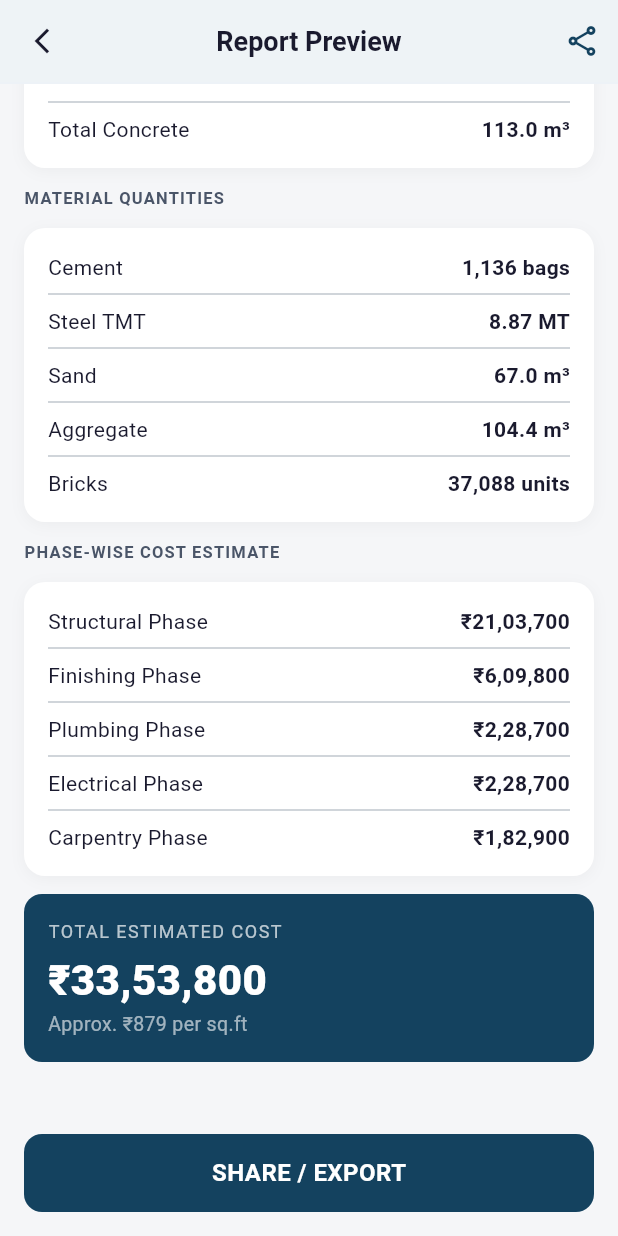
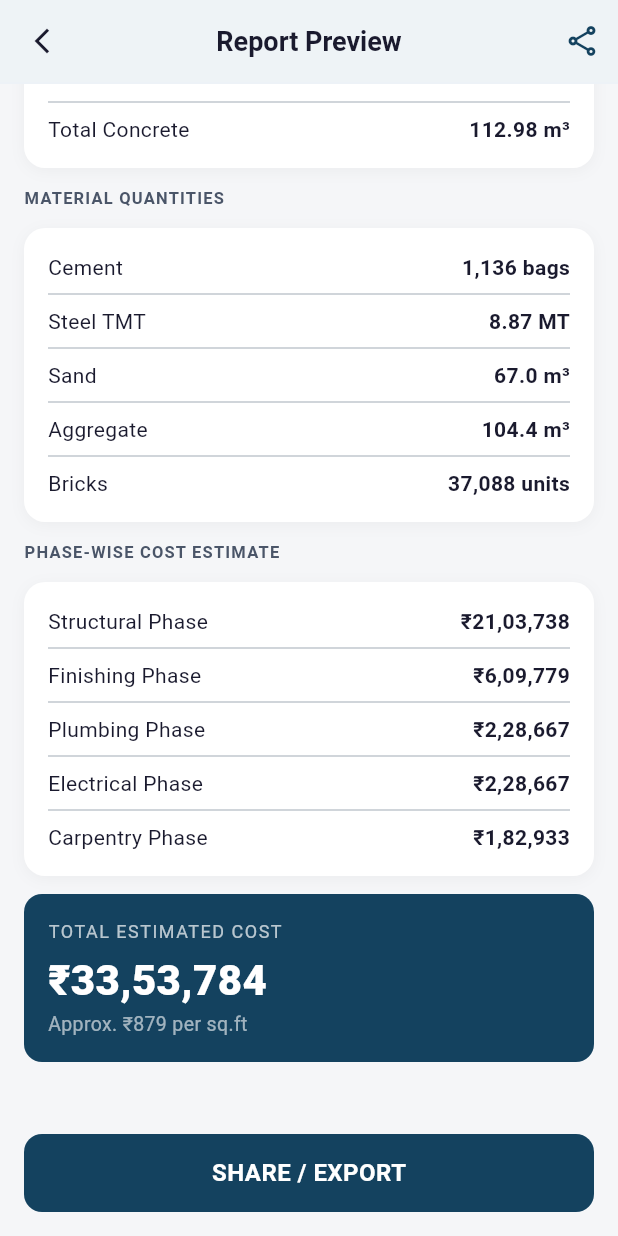
Before and after one commit to sabarishramesh/BUILDMATE-, a Flutter app: the ReportPreviewScreen screen opened by its route, scrolled down 422 dp, on a phone screen of 412 x 824 dp. Run offline on Flutter 3.47's test engine with Material 3 defaults, Android fonts, the light colour scheme and no system bars; our stand-ins replace cloud_firestore, firebase_auth, firebase_core, flutter_local_notifications, google_sign_in, hive and 4 more; missing offline and left inert: dart:html; accounts and stored records are empty.

Commit message:
Revert "Apply display-layer rounding for costs and quantities across all screens and reports"
This reverts commit 5ab002136c016c6d65da727140b4a41b6c835e83.

```diff
--- a/lib/screens/calculator/structural_details_screen.dart
+++ b/lib/screens/calculator/structural_details_screen.dart
@@ -7,7 +7,6 @@ import '../../widgets/common_widgets.dart';
 
 import 'package:intl/intl.dart';
 import '../../models/project_model.dart';
-import '../../utils/app_formatter.dart';
 
 class StructuralDetailsScreen extends StatefulWidget {
   const StructuralDetailsScreen({super.key});
@@ -235,7 +234,7 @@ class _StructuralDetailsScreenState extends State<StructuralDetailsScreen> {
                     ),
                     preview != null
                         ? Text(
-                            'Concrete ~${AppFormatter.formatVolume(preview.totalConcreteVolumeM3)} · ${AppFormatter.formatCost(preview.structuralCost)}',
+                            'Concrete ~${preview.totalConcreteVolumeM3.toStringAsFixed(1)} m³ · ₹${fmt.format(preview.structuralCost.toInt())}',
                             style: const TextStyle(
                               fontWeight: FontWeight.w700,
                               color: AppColors.textDark,
--- a/lib/screens/projects/project_archive_screen.dart
+++ b/lib/screens/projects/project_archive_screen.dart
@@ -3,7 +3,6 @@ import 'package:intl/intl.dart';
 import '../../constants/app_colors.dart';
 import '../../constants/app_text_styles.dart';
 import '../../services/project_service.dart';
-import '../../utils/app_formatter.dart';
 import '../../widgets/common_widgets.dart';
 
 class ProjectArchiveScreen extends StatefulWidget {
@@ -102,7 +101,7 @@ class _ProjectArchiveScreenState extends State<ProjectArchiveScreen> {
                                   crossAxisAlignment: CrossAxisAlignment.end,
                                   children: [
                                     const Text('ESTIMATED COST', style: AppTextStyles.label),
-                                    Text(AppFormatter.formatCost(p.totalEstimatedCost),
+                                    Text('₹${fmt.format(p.totalEstimatedCost.toInt())}',
                                         style: AppTextStyles.body.copyWith(
                                             fontWeight: FontWeight.w700,
                                             color: AppColors.primary)),
--- a/lib/screens/reports/report_preview_screen.dart
+++ b/lib/screens/reports/report_preview_screen.dart
@@ -3,7 +3,6 @@ import '../../constants/app_colors.dart';
 import '../../constants/app_text_styles.dart';
 import '../../routes/app_routes.dart';
 import '../../widgets/common_widgets.dart';
-import '../../utils/app_formatter.dart';
 
 import 'package:intl/intl.dart';
 import '../../services/hive_service.dart';
@@ -24,25 +23,25 @@ class ReportPreviewScreen extends StatelessWidget {
 
     final fmt = NumberFormat('#,##,##0', 'en_IN');
     final name = p?.name ?? 'Sunrise Villa';
-    final area = p != null ? AppFormatter.formatArea(p.builtUpAreaSqft) : '2,400 sq.ft';
+    final area = p != null ? '${p.builtUpAreaSqft.toInt()} sq.ft' : '2,400 sq.ft';
     final floors = p != null ? '${p.numberOfFloors}' : '3';
-    final slabVol = p != null ? AppFormatter.formatVolume(p.slabVolumeM3) : '100.3 m³';
-    final wallVol = p != null ? AppFormatter.formatVolume(p.wallVolumeM3) : '74.2 m³';
-    final totalConc = p != null ? AppFormatter.formatVolume(p.totalConcreteVolumeM3) : '113.0 m³';
+    final slabVol = p != null ? '${p.slabVolumeM3.toStringAsFixed(1)} m³' : '100.3 m³';
+    final wallVol = p != null ? '${p.wallVolumeM3.toStringAsFixed(1)} m³' : '74.2 m³';
+    final totalConc = p != null ? '${p.totalConcreteVolumeM3.toStringAsFixed(1)} m³' : '112.98 m³';
 
-    final cement = p != null ? AppFormatter.formatCement(p.cementBags) : '1,136 bags';
-    final steel = p != null ? AppFormatter.formatSteel(p.steelMT) : '8.87 MT';
-    final sand = p != null ? AppFormatter.formatVolume(p.sandM3) : '67.0 m³';
-    final agg = p != null ? AppFormatter.formatVolume(p.aggregateM3) : '104.4 m³';
-    final bricks = p != null ? AppFormatter.formatBricks(p.brickCount, unit: 'units') : '37,088 units';
+    final cement = p != null ? '${fmt.format(p.cementBags.toInt())} bags' : '1,136 bags';
+    final steel = p != null ? '${p.steelMT.toStringAsFixed(2)} MT' : '8.87 MT';
+    final sand = p != null ? '${p.sandM3.toStringAsFixed(1)} m³' : '67.0 m³';
+    final agg = p != null ? '${p.aggregateM3.toStringAsFixed(1)} m³' : '104.4 m³';
+    final bricks = p != null ? '${fmt.format(p.brickCount)} units' : '37,088 units';
 
-    final structCost = p != null ? AppFormatter.formatCost(p.structuralCost) : '₹21,03,700';
-    final finishCost = p != null ? AppFormatter.formatCost(p.finishingCost) : '₹6,09,800';
-    final plumbCost = p != null ? AppFormatter.formatCost(p.plumbingCost) : '₹2,28,700';
-    final electCost = p != null ? AppFormatter.formatCost(p.electricalCost) : '₹2,28,700';
-    final carpCost = p != null ? AppFormatter.formatCost(p.carpentrycost) : '₹1,82,900';
+    final structCost = p != null ? '₹${fmt.format(p.structuralCost.toInt())}' : '₹21,03,738';
+    final finishCost = p != null ? '₹${fmt.format(p.finishingCost.toInt())}' : '₹6,09,779';
+    final plumbCost = p != null ? '₹${fmt.format(p.plumbingCost.toInt())}' : '₹2,28,667';
+    final electCost = p != null ? '₹${fmt.format(p.electricalCost.toInt())}' : '₹2,28,667';
+    final carpCost = p != null ? '₹${fmt.format(p.carpentrycost.toInt())}' : '₹1,82,933';
 
-    final totalCost = p != null ? AppFormatter.formatCost(p.totalEstimatedCost) : '₹33,53,800';
+    final totalCost = p != null ? '₹${fmt.format(p.totalEstimatedCost.toInt())}' : '₹33,53,784';
     final perSqft = p != null && p.builtUpAreaSqft > 0
         ? 'Approx. ₹${(p.totalEstimatedCost / (p.builtUpAreaSqft * p.numberOfFloors)).toStringAsFixed(0)} per sq.ft'
         : 'Approx. ₹879 per sq.ft';
```
Also changed, not shown: lib/screens/calculator/material_estimate_screen.dart (+13 -12 lines), lib/screens/home/dashboard_screen.dart (+5 -6 lines), lib/screens/projects/project_comparison_screen.dart (+8 -9 lines), lib/screens/projects/project_detail_screen.dart (+24 -19 lines), lib/screens/projects/project_list_screen.dart (+6 -7 lines), lib/screens/reports/share_export_screen.dart (+5 -6 lines), lib/services/export_service.dart (+7 -8 lines), lib/utils/app_formatter.dart (deleted, +0 -50 lines).
